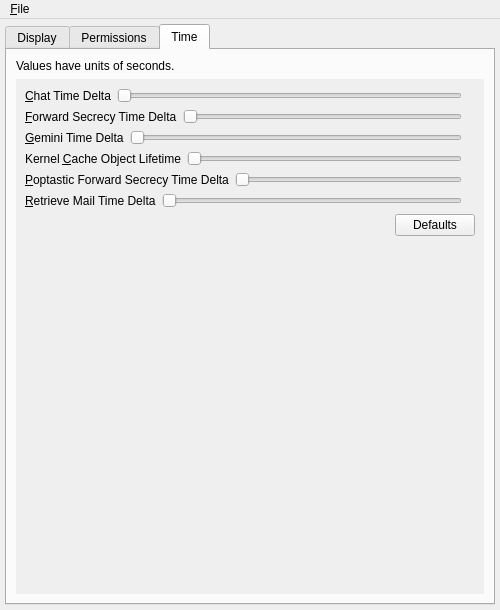
The window that branches/trunk/UI/options.ui (textbrowser/spot-on) describes before a commit, drawn with Qt 5.
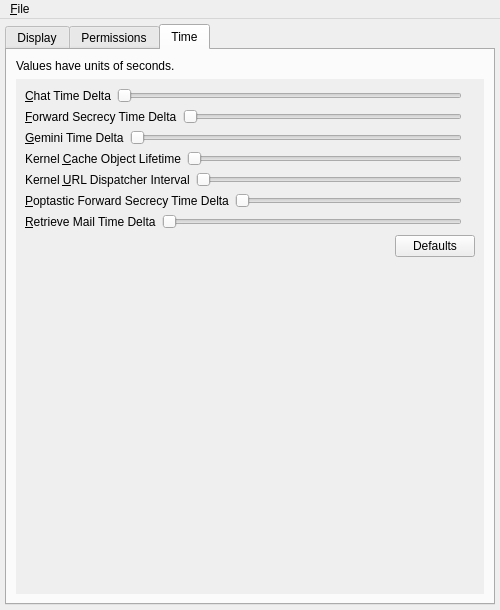
The same window after the commit. The open tabs and pages were chosen to show the change. Icons and pictures are not drawn.

Commit message: Kernel URL dispatcher interval.

```diff
--- a/branches/trunk/UI/options.ui
+++ b/branches/trunk/UI/options.ui
@@ -1684,8 +1684,8 @@
             <rect>
              <x>0</x>
              <y>0</y>
-             <width>316</width>
-             <height>215</height>
+             <width>468</width>
+             <height>499</height>
             </rect>
            </property>
            <layout class="QVBoxLayout" name="verticalLayout_24">
@@ -1809,6 +1809,36 @@
               </item>
              </layout>
             </item>
+            <item>
+             <layout class="QHBoxLayout" name="horizontalLayout_14">
+              <item>
+               <widget class="QLabel" name="label_14">
+                <property name="text">
+                 <string>Kernel &amp;URL Dispatcher Interval</string>
+                </property>
+                <property name="buddy">
+                 <cstring>kernel_cache_object_lifetime</cstring>
+                </property>
+               </widget>
+              </item>
+              <item>
+               <widget class="QSlider" name="kernel_url_dispatcher">
+                <property name="minimum">
+                 <number>5</number>
+                </property>
+                <property name="maximum">
+                 <number>600</number>
+                </property>
+                <property name="orientation">
+                 <enum>Qt::Horizontal</enum>
+                </property>
+               </widget>
+              </item>
+              <item>
+               <widget class="QLabel" name="kernel_url_dispatcher_current"/>
+              </item>
+             </layout>
+            </item>
             <item>
              <layout class="QHBoxLayout" name="horizontalLayout_12">
               <item>
```
Left out of the diff: 11 changed lines with no effect on the pictures. The commit also changes 8 other files.
